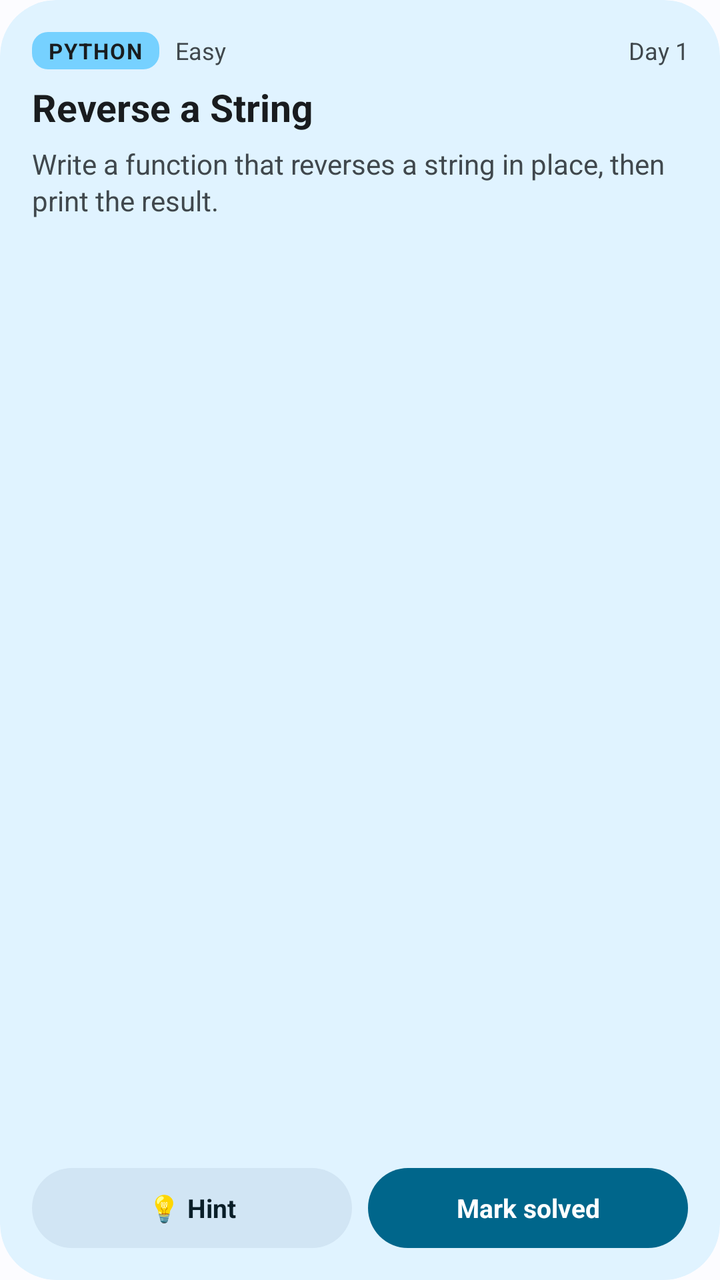
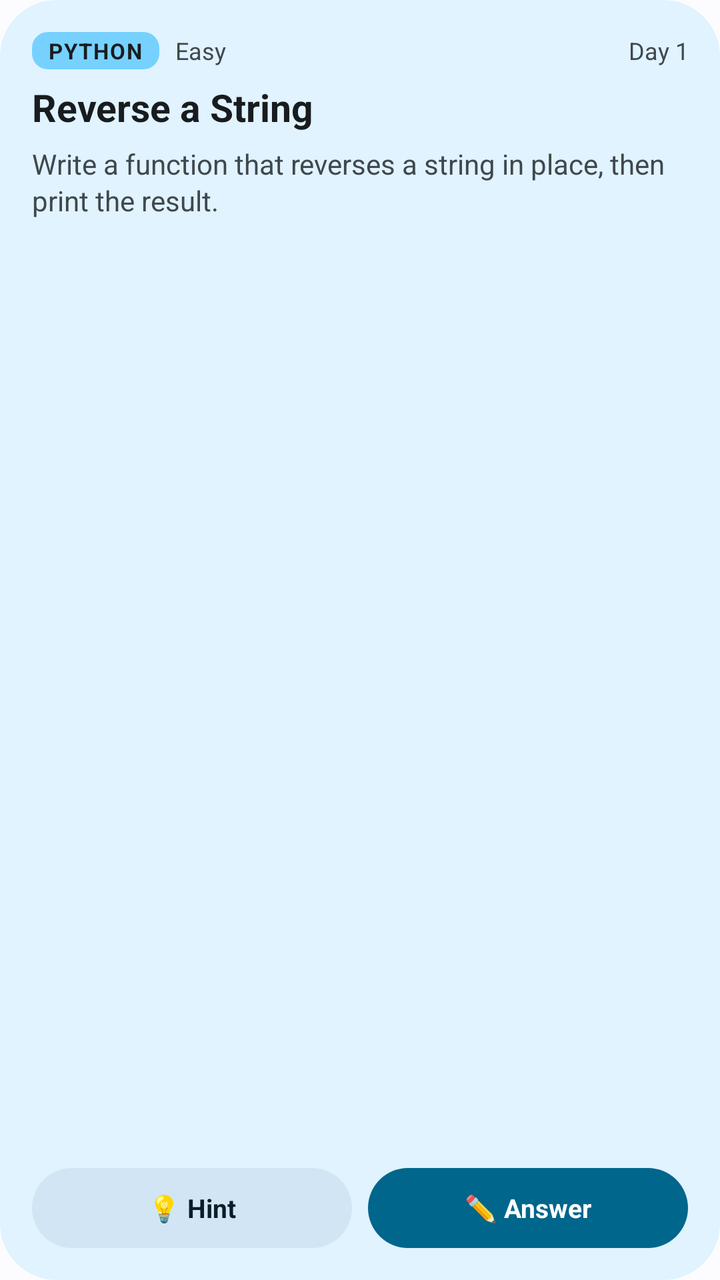

Two renders of the same Android screen: before a commit and after it. Below are the layout's source before the change and the commit's diff.
<!-- AndroidManifest.xml: application theme Theme.DailyCode -->
<!-- res/layout/widget_daily_large.xml -->
<?xml version="1.0" encoding="utf-8"?>
<LinearLayout xmlns:android="http://schemas.android.com/apk/res/android"
    android:id="@android:id/background"
    android:layout_width="match_parent"
    android:layout_height="match_parent"
    android:background="@drawable/widget_bg"
    android:clipToOutline="true"
    android:orientation="vertical"
    android:paddingStart="16dp"
    android:paddingTop="16dp"
    android:paddingEnd="16dp"
    android:paddingBottom="16dp">

    <LinearLayout
        android:layout_width="match_parent"
        android:layout_height="wrap_content"
        android:gravity="center_vertical"
        android:orientation="horizontal">

        <TextView
            android:id="@+id/chip_lang"
            android:layout_width="wrap_content"
            android:layout_height="wrap_content"
            android:background="@drawable/chip_py"
            android:letterSpacing="0.06"
            android:paddingStart="8dp"
            android:paddingTop="2dp"
            android:paddingEnd="8dp"
            android:paddingBottom="2dp"
            android:text="@string/sample_lang"
            android:textColor="@color/chip_text"
            android:textSize="11sp"
            android:textStyle="bold" />

        <TextView
            android:id="@+id/text_difficulty"
            android:layout_width="wrap_content"
            android:layout_height="wrap_content"
            android:layout_marginStart="8dp"
            android:text="@string/sample_difficulty"
            android:textColor="@color/text_secondary"
            android:textSize="12sp" />

        <TextView
            android:id="@+id/text_meta"
            android:layout_width="0dp"
            android:layout_height="wrap_content"
            android:layout_weight="1"
            android:gravity="end"
            android:maxLines="1"
            android:text="@string/sample_meta"
            android:textColor="@color/text_secondary"
            android:textSize="12sp" />
    </LinearLayout>

    <TextView
        android:id="@+id/text_title"
        android:layout_width="match_parent"
        android:layout_height="wrap_content"
        android:layout_marginTop="6dp"
        android:ellipsize="end"
        android:maxLines="2"
        android:text="@string/sample_title"
        android:textColor="@color/text_primary"
        android:textSize="19sp"
        android:textStyle="bold" />

    <TextView
        android:id="@+id/text_prompt"
        android:layout_width="match_parent"
        android:layout_height="0dp"
        android:layout_marginTop="6dp"
        android:layout_weight="1"
        android:ellipsize="end"
        android:lineSpacingExtra="2dp"
        android:maxLines="12"
        android:text="@string/sample_prompt"
        android:textColor="@color/text_secondary"
        android:textSize="14sp" />

    <LinearLayout
        android:layout_width="match_parent"
        android:layout_height="wrap_content"
        android:layout_marginTop="6dp"
        android:orientation="horizontal">

        <TextView
            android:id="@+id/btn_hint"
            android:layout_width="0dp"
            android:layout_height="40dp"
            android:layout_weight="1"
            android:background="@drawable/btn_secondary"
            android:gravity="center"
            android:text="@string/widget_hint"
            android:textColor="@color/on_btn_secondary"
            android:textSize="13sp"
            android:textStyle="bold" />

        <TextView
            android:id="@+id/btn_solved"
            android:layout_width="0dp"
            android:layout_height="40dp"
            android:layout_marginStart="8dp"
            android:layout_weight="1"
            android:background="@drawable/btn_primary"
            android:gravity="center"
            android:text="@string/widget_mark_solved"
            android:textColor="@color/on_btn_primary"
            android:textSize="13sp"
            android:textStyle="bold" />
    </LinearLayout>
</LinearLayout>
<!-- resources referenced by this layout -->
<resources>
  <color name="chip_text">@android:color/system_neutral1_900</color>
  <color name="on_btn_primary">@android:color/system_accent1_0</color>
  <color name="on_btn_secondary">@android:color/system_accent2_900</color>
  <color name="text_primary">@android:color/system_neutral1_900</color>
  <color name="text_secondary">@android:color/system_neutral2_700</color>
  <!-- drawable btn_primary (drawable) -->
  <?xml version="1.0" encoding="utf-8"?>
  <ripple xmlns:android="http://schemas.android.com/apk/res/android"
      android:color="?android:attr/colorControlHighlight">
      <item>
          <shape android:shape="rectangle">
              <solid android:color="@color/btn_primary" />
              <corners android:radius="100dp" />
          </shape>
      </item>
  </ripple>
  <!-- drawable btn_secondary (drawable) -->
  <?xml version="1.0" encoding="utf-8"?>
  <ripple xmlns:android="http://schemas.android.com/apk/res/android"
      android:color="?android:attr/colorControlHighlight">
      <item>
          <shape android:shape="rectangle">
              <solid android:color="@color/btn_secondary" />
              <corners android:radius="100dp" />
          </shape>
      </item>
  </ripple>
  <!-- drawable chip_py (drawable) -->
  <?xml version="1.0" encoding="utf-8"?>
  <shape xmlns:android="http://schemas.android.com/apk/res/android" android:shape="rectangle">
      <solid android:color="@color/chip_py" />
      <corners android:radius="8dp" />
  </shape>
  <!-- drawable widget_bg (drawable) -->
  <?xml version="1.0" encoding="utf-8"?>
  <shape xmlns:android="http://schemas.android.com/apk/res/android" android:shape="rectangle">
      <solid android:color="@color/widget_bg" />
      <corners android:radius="@android:dimen/system_app_widget_background_radius" />
  </shape>
  <string name="sample_difficulty">Easy</string>
  <string name="sample_lang">PYTHON</string>
  <string name="sample_meta">Day 1</string>
  <string name="sample_prompt">Write a function that reverses a string in place, then print the result.</string>
  <string name="sample_title">Reverse a String</string>
  <string name="widget_hint">💡 Hint</string>
  <string name="widget_mark_solved">Mark solved</string>
  <style name="Theme.DailyCode" parent="@android:style/Theme.DeviceDefault.DayNight">
          <item name="android:windowActionBar">false</item>
          <item name="android:windowNoTitle">true</item>
          <item name="android:windowBackground">@color/app_bg</item>
          <item name="android:colorAccent">@color/accent</item>
          <item name="android:windowLightStatusBar">@bool/light_system_bars</item>
          <item name="android:windowLightNavigationBar">@bool/light_system_bars</item>
      </style>
  <color name="btn_primary">@android:color/system_accent1_600</color>
  <color name="btn_secondary">@android:color/system_accent2_100</color>
  <color name="chip_py">@android:color/system_accent1_200</color>
  <color name="widget_bg">@android:color/system_accent2_50</color>
  <color name="app_bg">@android:color/system_neutral1_10</color>
  <color name="accent">@android:color/system_accent1_600</color>
</resources>

<!-- the commit's change to res/layout/widget_daily_large.xml (unified diff, before → after) -->
@@ -104,7 +104,7 @@
             android:layout_weight="1"
             android:background="@drawable/btn_primary"
             android:gravity="center"
-            android:text="@string/widget_mark_solved"
+            android:text="@string/widget_answer"
             android:textColor="@color/on_btn_primary"
             android:textSize="13sp"
             android:textStyle="bold" />
<!-- resource entries referenced after the edit -->
@@ -44,8 +44,8 @@
   <string name="sample_meta">Day 1</string>
   <string name="sample_prompt">Write a function that reverses a string in place, then print the result.</string>
   <string name="sample_title">Reverse a String</string>
+  <string name="widget_answer">✏️ Answer</string>
   <string name="widget_hint">💡 Hint</string>
-  <string name="widget_mark_solved">Mark solved</string>
   <style name="Theme.DailyCode" parent="@android:style/Theme.DeviceDefault.DayNight">
           <item name="android:windowActionBar">false</item>
           <item name="android:windowNoTitle">true</item>
